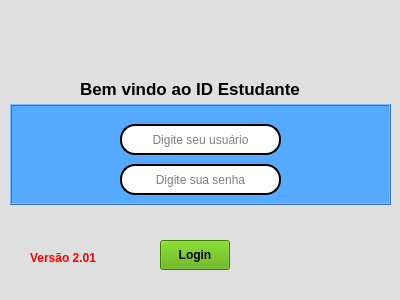
andersonleandroalx/Student-ID, file Login2/login.ui: the form before one commit.
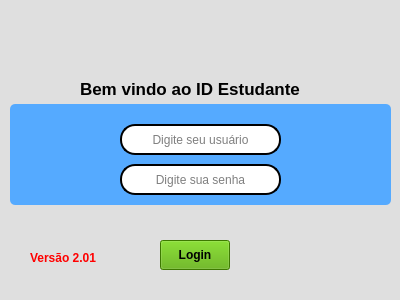
The form after the commit. Icons and pictures are not drawn.

```diff
--- a/Login2/login.ui
+++ b/Login2/login.ui
@@ -248,7 +248,8 @@
      </rect>
     </property>
     <property name="styleSheet">
-     <string notr="true">background-color: rgb(85, 170, 255);</string>
+     <string notr="true">background-color: rgb(85, 170, 255);
+border-radius: 5px;</string>
     </property>
     <property name="frameShape">
      <enum>QFrame::Box</enum>
```
Left out of the diff: 3 changed lines with no effect on the pictures.
